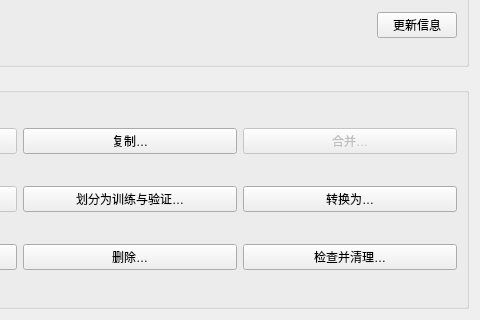
Old version of the form Ui/dataset_window.ui in the repository yan-xiaoo/DatasetGUI; both pictures show x 220 to 700 and y 180 to 500 of the 700 by 500 pixel window.
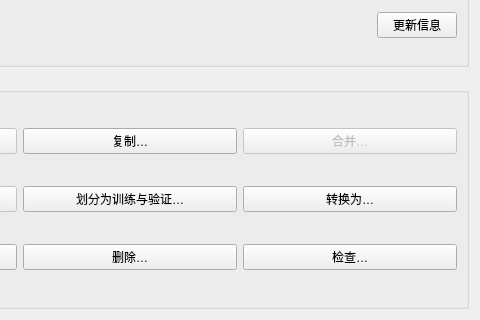
New version of the form.

Commit message: 完成检查数据集冗余数据的功能

The edit to the form file:
```diff
--- a/Ui/dataset_window.ui
+++ b/Ui/dataset_window.ui
@@ -214,7 +214,7 @@
          <bool>true</bool>
         </property>
         <property name="text">
-         <string>检查并清理…</string>
+         <string>检查…</string>
         </property>
        </widget>
       </item>
```
The commit also changes 10 other files.
